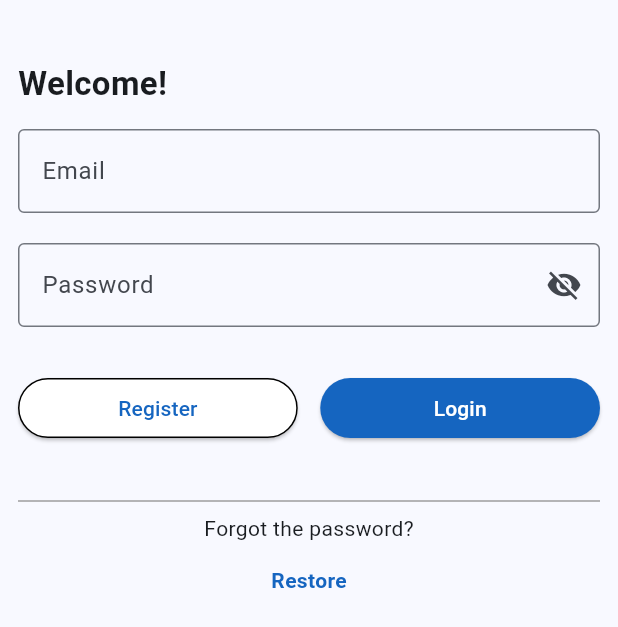
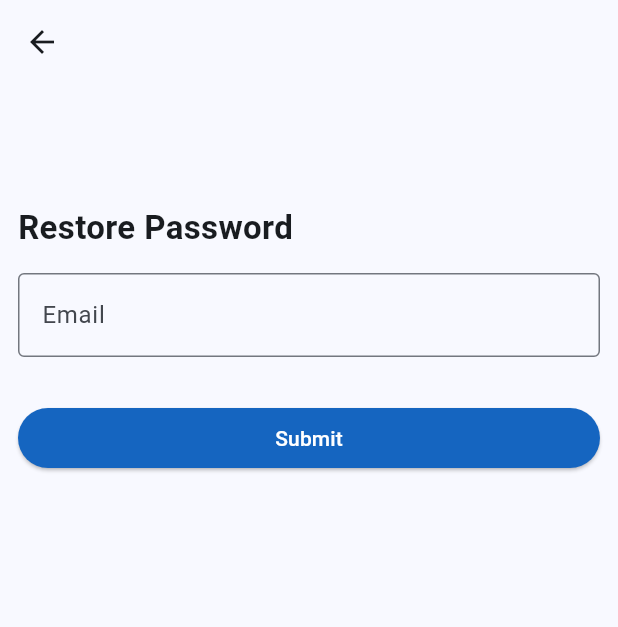
Before and after one commit to Inoki1852/university_project, a Flutter app: the screen it shows after launch, after a tap on "Restore", on a phone screen of 412 x 824 dp. Shown: the top 627 px of the screen. Run offline on Flutter 3.47's test engine with Material 2 defaults, Android fonts, the phone set to English and light mode, and no system bars.

Commit message:
Initial commit.

```diff
--- /dev/null
+++ b/lib/custom_widgets/custom_email.dart
@@ -0,0 +1,27 @@
+import 'package:flutter/material.dart';
+
+class CustomEmail extends StatelessWidget {
+  final TextEditingController emailController;
+  bool isEmailInvalid = false;
+
+  CustomEmail(
+      {super.key, required this.emailController, required this.isEmailInvalid});
+
+  @override
+  Widget build(BuildContext context) {
+    return TextFormField(
+      controller: emailController,
+      decoration: InputDecoration(
+        border: OutlineInputBorder(
+          borderSide: BorderSide(
+            color: isEmailInvalid ? Colors.red : Colors.black,
+          ),
+        ),
+        labelText: 'Email',
+        errorText: isEmailInvalid ? 'Wrong e-mail' : null,
+        suffixIcon:
+            isEmailInvalid ? Icon(Icons.error, color: Colors.red) : null,
+      ),
+    );
+  }
+}
--- /dev/null
+++ b/lib/custom_widgets/custom_push.dart
@@ -0,0 +1,15 @@
+import 'package:flutter/material.dart';
+
+Future customPush(BuildContext context, Widget page) {
+  return Navigator.push(
+      context,
+      PageRouteBuilder(
+        pageBuilder: (context, animation, secondaryAnimation) => page,
+        transitionsBuilder: (context, animation, secondaryAnimation, child) {
+          return FadeTransition(
+            opacity: animation,
+            child: child,
+          );
+        },
+      ));
+}
--- /dev/null
+++ b/lib/custom_widgets/custom_push_replacement.dart
@@ -0,0 +1,15 @@
+import 'package:flutter/material.dart';
+
+Future customPushReplacement(BuildContext context, Widget page) {
+  return Navigator.pushReplacement(
+      context,
+      PageRouteBuilder(
+        pageBuilder: (context, animation, secondaryAnimation) => page,
+        transitionsBuilder: (context, animation, secondaryAnimation, child) {
+          return FadeTransition(
+            opacity: animation,
+            child: child,
+          );
+        },
+      ));
+}
--- /dev/null
+++ b/lib/custom_widgets/custom_text_main.dart
@@ -0,0 +1,15 @@
+import 'package:flutter/material.dart';
+
+class CustomTextMain extends StatelessWidget {
+  final String text;
+
+  const CustomTextMain({super.key, required this.text});
+
+  @override
+  Widget build(BuildContext context) {
+    return Text(
+      text,
+      style: TextStyle(fontSize: 22, fontWeight: FontWeight.w700),
+    );
+  }
+}
--- a/lib/loading/loading.dart
+++ b/lib/loading/loading.dart
@@ -1,5 +1,6 @@
 import 'dart:async';
 import 'package:flutter/material.dart';
+import 'package:university_project/custom_widgets/custom_push_replacement.dart';
 
 import '../login/login.dart';
 
@@ -26,19 +27,7 @@ class _LoadingState extends State<Loading> with SingleTickerProviderStateMixin {
     _controller.repeat();
     Timer(Duration(milliseconds: 2500), () {
       _controller.stop();
-      Navigator.pushReplacement(
-        context,
-        PageRouteBuilder(
-          pageBuilder: (context, animation, secondaryAnimation) => Login(),
-          transitionsBuilder:
-              (context, animation, secondaryAnimation, child) {
-            return FadeTransition(
-              opacity: animation,
-              child: child,
-            );
-          },
-        ),
-      );
+      customPushReplacement(context, Login());
     });
   }
 
@@ -51,7 +40,7 @@ class _LoadingState extends State<Loading> with SingleTickerProviderStateMixin {
           mainAxisAlignment: MainAxisAlignment.center,
           children: <Widget>[
             RotationTransition(
-              turns: Tween(begin: 0.0, end: 2.7).animate(_controller),
+              turns: Tween(begin: 0.0, end: 2.5).animate(_controller),
               child: Image.asset(
                 'assets/images/logo.png',
                 width: 100,
--- a/lib/login/login.dart
+++ b/lib/login/login.dart
@@ -1,4 +1,8 @@
 import 'package:flutter/material.dart';
+import 'package:university_project/custom_widgets/custom_email.dart';
+import 'package:university_project/custom_widgets/custom_push.dart';
+import 'package:university_project/custom_widgets/custom_text_main.dart';
+import 'package:university_project/login/restore_password.dart';
 
 class Login extends StatefulWidget {
   const Login({super.key});
@@ -26,30 +30,16 @@ class _LoginState extends State<Login> {
               child: ListView(children: [
                 Padding(
                   padding: const EdgeInsets.only(
-                      left: 12, right: 12, top: 40, bottom: 25),
+                      left: 12, right: 12, top: 80, bottom: 25),
                   child: Column(
                     crossAxisAlignment: CrossAxisAlignment.start,
                     children: [
-                      Text('Welcome!',
-                          style: TextStyle(
-                              fontSize: 22, fontWeight: FontWeight.w700)),
+                      CustomTextMain(text: 'Welcome!'),
                       Padding(
                         padding: const EdgeInsets.only(top: 15),
-                        child: TextFormField(
-                          controller: _emailController,
-                          decoration: InputDecoration(
-                            border: OutlineInputBorder(
-                              borderSide: BorderSide(
-                                color:
-                                    _isEmailInvalid ? Colors.red : Colors.black,
-                              ),
-                            ),
-                            labelText: 'Email',
-                            errorText: _isEmailInvalid ? 'Wrong e-mail' : null,
-                            suffixIcon: _isEmailInvalid
-                                ? Icon(Icons.error, color: Colors.red)
-                                : null,
-                          ),
+                        child: CustomEmail(
+                          emailController: _emailController,
+                          isEmailInvalid: _isEmailInvalid,
                         ),
                       ),
                       Padding(
@@ -140,7 +130,7 @@ class _LoginState extends State<Login> {
                             padding: const EdgeInsets.only(top: 15),
                             child: GestureDetector(
                               onTap: () {
-                                // print('Tapped!');
+                                customPush(context, RestorePassword());
                               },
                               child: Text(
                                 'Restore',
--- /dev/null
+++ b/lib/login/restore_password.dart
@@ -0,0 +1,86 @@
+import 'package:flutter/material.dart';
+import 'package:university_project/custom_widgets/custom_push_replacement.dart';
+import 'package:university_project/custom_widgets/custom_text_main.dart';
+import 'package:university_project/login/login.dart';
+
+import '../custom_widgets/custom_email.dart';
+
+class RestorePassword extends StatefulWidget {
+  const RestorePassword({super.key});
+
+  @override
+  State<RestorePassword> createState() => _RestorePasswordState();
+}
+
+class _RestorePasswordState extends State<RestorePassword> {
+  final _emailController = TextEditingController();
+  bool _isEmailInvalid = false;
+
+  @override
+  Widget build(BuildContext context) {
+    return SafeArea(
+        top: true,
+        bottom: true,
+        child: Scaffold(
+          body: Center(
+            child: ConstrainedBox(
+              constraints: BoxConstraints(maxWidth: 500),
+              child: ListView(children: [
+                AppBar(
+                  leading: IconButton(
+                      onPressed: () {
+                        customPushReplacement(context, Login());
+                      },
+                      icon: Icon(Icons.arrow_back)),
+                ),
+                Padding(
+                  padding: const EdgeInsets.only(
+                      left: 12, right: 12, top: 80, bottom: 25),
+                  child: Column(
+                    crossAxisAlignment: CrossAxisAlignment.start,
+                    children: [
+                      CustomTextMain(text: 'Restore Password'),
+                      Padding(
+                        padding: const EdgeInsets.only(top: 15),
+                        child: CustomEmail(
+                          emailController: _emailController,
+                          isEmailInvalid: _isEmailInvalid,
+                        ),
+                      ),
+                      Padding(
+                        padding: const EdgeInsets.only(top: 30.0),
+                        child: Row(
+                          children: [
+                            Expanded(
+                              child: ElevatedButton(
+                                onPressed: () {
+                                  final emailRegExp = RegExp(
+                                      r'^[\w-\.]+@([\w-]+\.)+[\w-]{2,4}$');
+                                  if (!emailRegExp
+                                      .hasMatch(_emailController.text)) {
+                                    setState(() => _isEmailInvalid = true);
+                                  } else {
+                                    setState(() => _isEmailInvalid = false);
+                                  }
+                                },
+                                style: ElevatedButton.styleFrom(
+                                  shape: RoundedRectangleBorder(
+                                    borderRadius: BorderRadius.circular(20),
+                                  ),
+                                  side: BorderSide.none,
+                                ),
+                                child: Text('Submit'),
+                              ),
+                            ),
+                          ],
+                        ),
+                      ),
+                    ],
+                  ),
+                ),
+              ]),
+            ),
+          ),
+        ));
+  }
+}
```
Also changed, not shown: lib/loading.txt (deleted).
